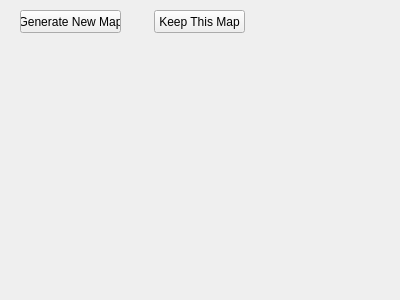
Above: mapoptions.ui from Baldarun/searchProject before the change. Below: the same form after it.
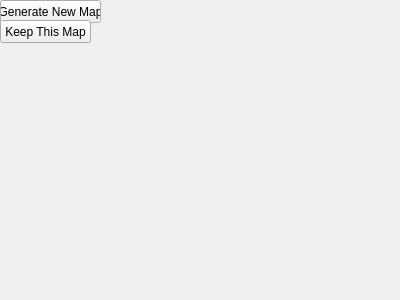
That is the form after the change.

Diff of the .ui file:
```diff
--- a/mapoptions.ui
+++ b/mapoptions.ui
@@ -16,8 +16,8 @@
   <widget class="QPushButton" name="newMap">
    <property name="geometry">
     <rect>
-     <x>20</x>
-     <y>10</y>
+     <x>0</x>
+     <y>0</y>
      <width>101</width>
      <height>23</height>
     </rect>
@@ -29,8 +29,8 @@
   <widget class="QPushButton" name="keepButton">
    <property name="geometry">
     <rect>
-     <x>154</x>
-     <y>10</y>
+     <x>0</x>
+     <y>20</y>
      <width>91</width>
      <height>23</height>
     </rect>
```
